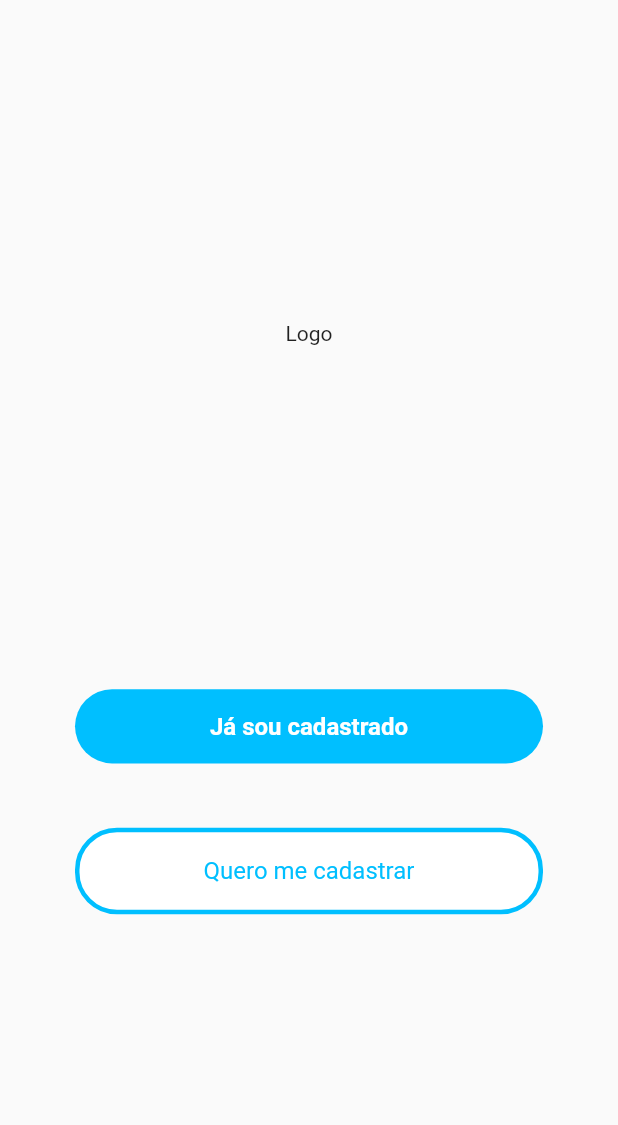
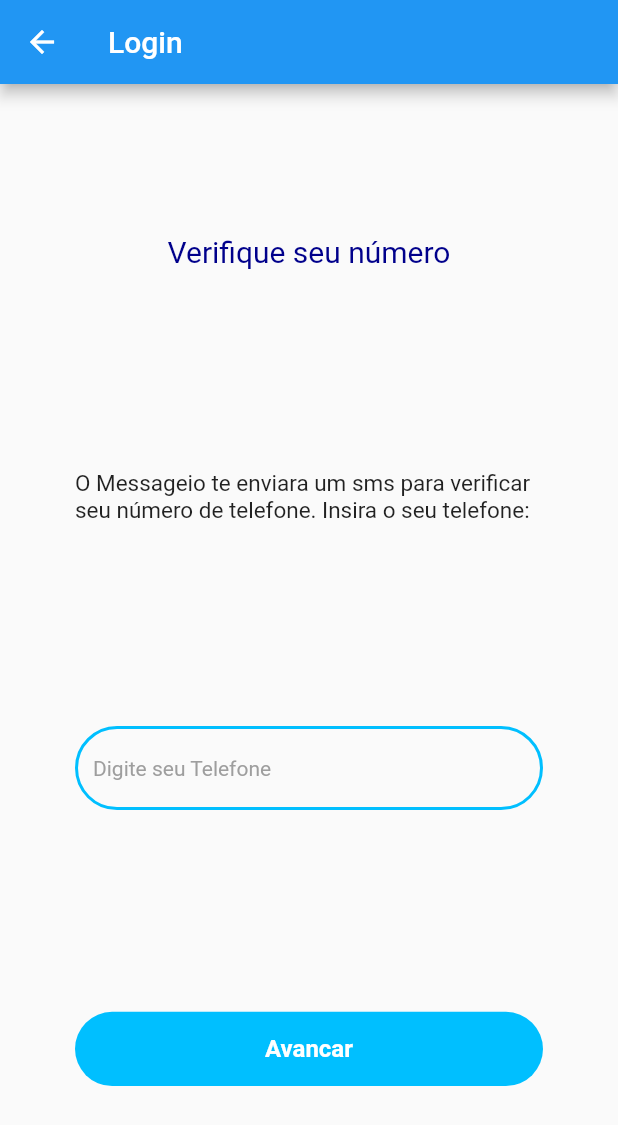
Before and after one commit to MatheusAGomes/chat, a Flutter app: the screen it shows after launch, after a tap on "Já sou cadastrado", on a phone screen of 412 x 824 dp. Shown: the top 1125 px of the screen. Run offline on Flutter 3.47's test engine with Material 2 defaults, Android fonts, the phone set to English and light mode, and no system bars; our stand-ins replace brasil_fields, firebase_auth, firebase_core, flutter_otp_text_field, flutter_profile_picture, fluttertoast and 4 more; accounts and stored records are empty; generated files the repository leaves out were written again; network calls fail.

Commit message:
cadastro e direcionamento do para tela principal

```diff
--- a/lib/Utils/Routes.dart
+++ b/lib/Utils/Routes.dart
@@ -1,8 +1,10 @@
 import 'package:chat/screens/VerificacaoScreen.dart';
+import 'package:chat/screens/menuPrincipalScreen.dart';
 import 'package:chat/screens/telefoneCadastroScreen.dart';
 import 'package:chat/screens/welcomeScreen.dart';
 import 'package:flutter/widgets.dart';
 
+import '../screens/LoginTelefoneScreen.dart';
 import '../screens/PerfilScreen.dart';
 
 
@@ -14,6 +16,8 @@ class Routes {
   static const String CADASTROTELEFONE = "/cadastroTelefone";
   static const String VERIFICACAOTELEFONE = "/cadastroVerficacao";
   static const String NOME = "/cadastroNomeFoto";
+  static const String MENU = "/MenuPrincipal";
+  static const String Login = "/LoginTeleone";
 
 
 
@@ -29,6 +33,11 @@ class Routes {
     Routes.CADASTROTELEFONE: (BuildContext context) => telefoneCadastroScreen(),
     //Routes.VERIFICACAOTELEFONE:(BuildContext context) => VerificacaoScreen(),
     Routes.NOME: (BuildContext context) => PerfilScreen(),
+    Routes.MENU: (BuildContext context) => MenuPrincipalScreen(),
+    Routes.Login: (BuildContext context) => LoginTelefoneScreen(),
+
+
+
 
 
 
--- /dev/null
+++ b/lib/screens/LoginTelefoneScreen.dart
@@ -0,0 +1,84 @@
+import 'package:brasil_fields/brasil_fields.dart';
+import 'package:chat/Utils/ColorsService.dart';
+import 'package:chat/Utils/toastService.dart';
+import 'package:chat/screens/VerificacaoScreen.dart';
+import 'package:chat/widgets/buttonAlternativo.dart';
+import 'package:chat/widgets/buttonPadrao.dart';
+import 'package:chat/widgets/textfieldpadrao.dart';
+import 'package:firebase_auth/firebase_auth.dart';
+import 'package:flutter/material.dart';
+import 'package:flutter/services.dart';
+import 'package:flutter/src/widgets/container.dart';
+import 'package:flutter/src/widgets/framework.dart';
+import '../Utils/Routes.dart';
+import '../main.dart';
+
+class LoginTelefoneScreen extends StatefulWidget {
+  LoginTelefoneScreen({super.key});
+
+  @override
+  State<LoginTelefoneScreen> createState() => _LoginTelefoneScreenState();
+}
+
+class _LoginTelefoneScreenState extends State<LoginTelefoneScreen> {
+  final _telefoneController = TextEditingController();
+  String nomeDaEmpresa = "Messageio";
+  String verify = "";
+  void checkPhoneNumber(String phoneNumber) async {
+    final FirebaseAuth auth = FirebaseAuth.instance;
+    try {
+      await auth.verifyPhoneNumber(
+        phoneNumber: phoneNumber,
+        verificationCompleted: (PhoneAuthCredential credential) {
+          // Opcionalmente, você pode fazer algo aqui se a verificação for concluída automaticamente.
+        },
+        verificationFailed: (FirebaseAuthException e) {
+          print('Erro ao verificar o número de telefone: ${e.message}');
+        },
+        codeSent: (String verificationId, int? resendToken) {
+          // Opcionalmente, você pode armazenar o verificationId para uso posterior.
+        },
+        codeAutoRetrievalTimeout: (String verificationId) {
+          // Opcionalmente, você pode fazer algo aqui quando o tempo limite de recuperação automática expirar.
+        },
+      );
+      print('O número de telefone ainda não foi cadastrado.');
+    } catch (e) {
+      if (e is FirebaseAuthException && e.code == 'invalid-phone-number') {
+        print('O número de telefone é inválido.');
+      } else if (e is FirebaseAuthException && e.code == 'too-many-requests') {
+        print('Muitas solicitações foram feitas para verificar este número de telefone. Tente novamente mais tarde.');
+      } else if (e is FirebaseAuthException) {
+        print('Erro ao verificar o número de telefone: ${e.message}');
+      } else {
+        print('Erro ao verificar o número de telefone: $e');
+      }
+    }
+  }
+  @override
+  Widget build(BuildContext context) {
+    return Scaffold(
+        appBar: AppBar(
+          title: Text('Login'),
+        ),
+        body: Padding(
+          padding: const EdgeInsets.symmetric(horizontal: 50,vertical: 100),
+          child: Center(
+            child: Column(
+
+              mainAxisAlignment:MainAxisAlignment.spaceBetween,
+              children: [
+                Text("Verifique seu número",style: TextStyle(color: ColorService.azulEscuro,fontSize: 20)),
+                Text("O ${nomeDaEmpresa} te enviara um sms para verificar seu número de telefone. Insira o seu telefone: ",style: TextStyle(fontSize: 15)),
+                TextFieldPadrao(click: (){},inputFormatter: [FilteringTextInputFormatter.digitsOnly,
+                  TelefoneInputFormatter()],hintText: 'Digite seu Telefone',controller: _telefoneController),
+                ButtonPadrao(btnName: 'Avancar', click: () async {
+                  checkPhoneNumber('+55 ${UtilBrasilFields.obterTelefone(_telefoneController.text,mascara:false)}');
+                })
+              ],
+            ),
+          ),
+        )
+    );
+  }
+}
--- a/lib/screens/welcomeScreen.dart
+++ b/lib/screens/welcomeScreen.dart
@@ -30,7 +30,10 @@ class _WelcomeScreenState extends State<WelcomeScreen> {
               child: Column(
                 mainAxisAlignment: MainAxisAlignment.spaceBetween,
                 children: [
-                  ButtonPadrao(btnName: "Já sou cadastrado", click: (){}),
+                  ButtonPadrao(btnName: "Já sou cadastrado", click: (){
+                  Navigator.pushNamed(context, Routes.Login);
+
+                  }),
                   ButtonAlternativo(btnName: "Quero me cadastrar", click: (){
                     Navigator.pushNamed(context, Routes.CADASTROTELEFONE);
                   })
```
Also changed, not shown: lib/models/Usuario.dart (+7 -4 lines), lib/screens/PerfilScreen.dart (+30 -2 lines), lib/screens/VerificacaoScreen.dart (+8 -4 lines), lib/screens/menuPrincipalScreen.dart (added, +34 -0 lines), pubspec.yaml (+6 -2 lines), pubspec.lock.
